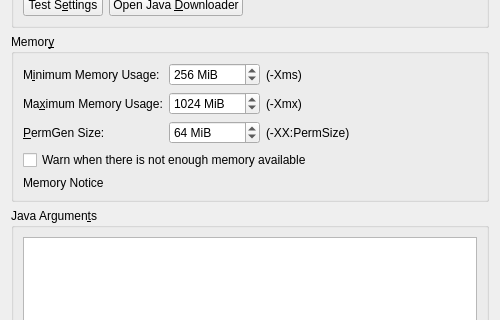
The window that launcher/ui/widgets/JavaSettingsWidget.ui (awakenginexe/Awake-Launcher) describes before a commit, drawn with Qt 5; both pictures show x 0 to 500 and y 238 to 558 of the 500 by 1000 pixel window.
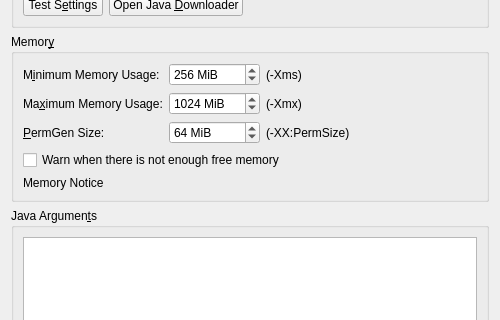
The same window after the commit.

Commit message: JavaSettingsWidget: available memory -> free memory

```diff
--- a/launcher/ui/widgets/JavaSettingsWidget.ui
+++ b/launcher/ui/widgets/JavaSettingsWidget.ui
@@ -345,7 +345,7 @@
       <item>
        <widget class="QCheckBox" name="lowMemWarningCheckBox">
         <property name="text">
-         <string>Warn when there is not enough memory available</string>
+         <string>Warn when there is not enough free memory</string>
         </property>
        </widget>
       </item>
```
